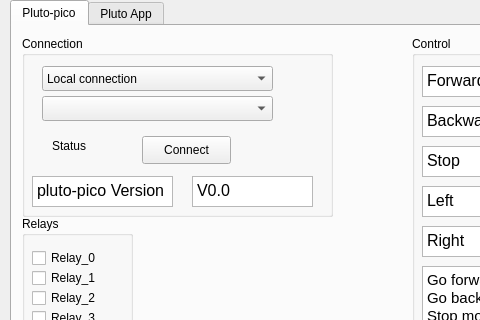
Above: ui/pluto_control.ui from jruelli/pluto_control before the change; both pictures show x 0 to 480 and y 0 to 320 of the 1156 by 738 pixel window. Below: the same form after it.
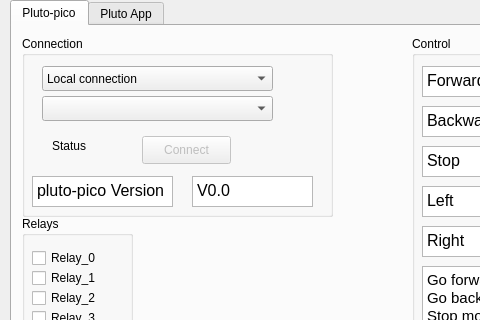
That is the form after the change.

Commit message: hacky first version to interact with pico-pluto

Diff of the .ui file:
```diff
--- a/ui/pluto_control.ui
+++ b/ui/pluto_control.ui
@@ -15,6 +15,9 @@
   </property>
   <widget class="QWidget" name="centralwidget">
    <widget class="QTabWidget" name="tabWidget">
+    <property name="enabled">
+     <bool>true</bool>
+    </property>
     <property name="geometry">
      <rect>
       <x>10</x>
@@ -76,6 +79,9 @@
        </property>
       </widget>
       <widget class="QPushButton" name="pB_connect">
+       <property name="enabled">
+        <bool>false</bool>
+       </property>
        <property name="geometry">
         <rect>
          <x>120</x>
@@ -87,6 +93,9 @@
        <property name="text">
         <string>Connect</string>
        </property>
+       <property name="checkable">
+        <bool>true</bool>
+       </property>
       </widget>
       <widget class="QLabel" name="connectionState">
        <property name="geometry">
```
Left out of the diff: 2 changed lines with no effect on the pictures. The commit also changes 1 other file.
